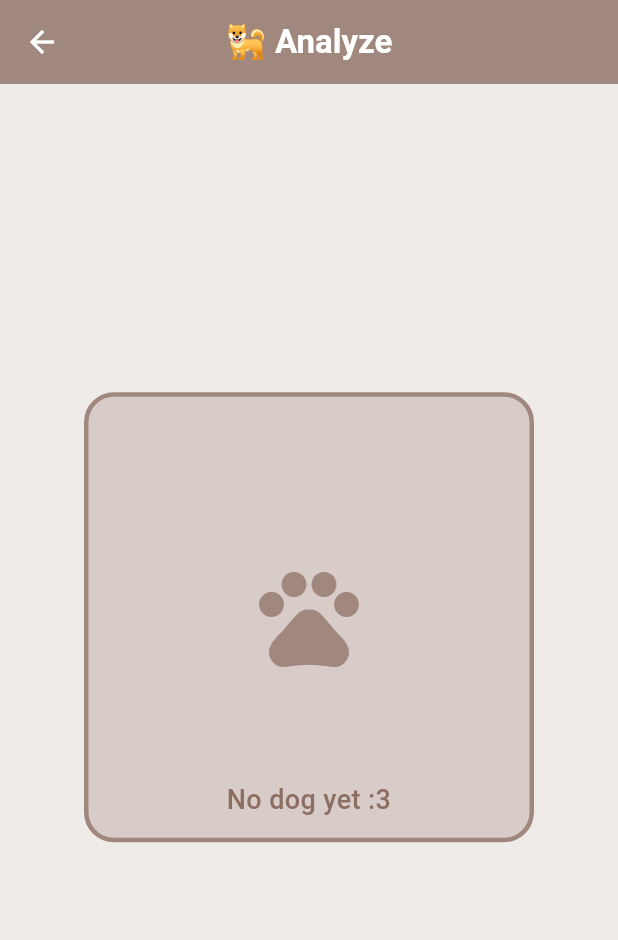
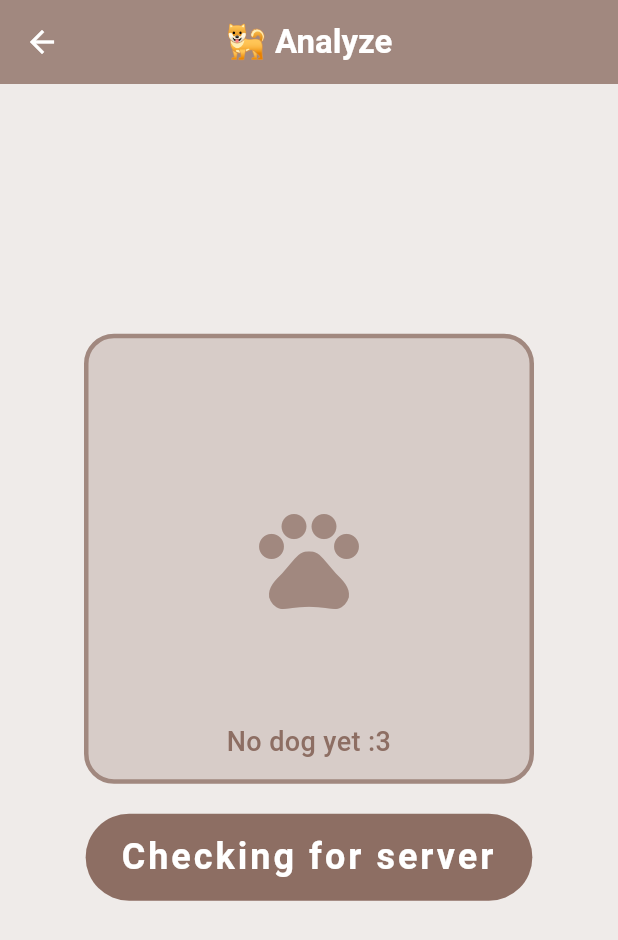
Before and after one commit to twig46/dogdex, a Flutter app: the DogUploadScreen screen opened directly, on a phone screen of 412 x 824 dp. Shown: the top 940 px of the screen. Run offline on Flutter 3.47's test engine with Material 3 defaults, Android fonts, the phone set to English and light mode, and no system bars; our stand-ins replace image_picker, shared_preferences; accounts and stored records are empty; network calls fail; project files that could hold a hidden picture were left out.

Commit message:
fixed checking for server text

```diff
--- a/lib/main.dart
+++ b/lib/main.dart
@@ -348,7 +348,7 @@ class _DogUploadScreenState extends State<DogUploadScreen> {
                 ),
               ],
               const SizedBox(height: 20),
-              if (!_checking && !_serverUp) ...[
+              if (!_serverUp) ...[
                 Container(
                   padding: const EdgeInsets.symmetric(
                     horizontal: 24,
@@ -359,7 +359,8 @@ class _DogUploadScreenState extends State<DogUploadScreen> {
                     borderRadius: BorderRadius.circular(30),
                   ),
                   child: Text(
-                    "Cannot reach server",
+                    _checking ? "Checking for server"
+                    : "Cannot reach server",
                     textAlign: TextAlign.center,
                     style: TextStyle(
                       fontSize: 24,
@@ -1262,6 +1263,7 @@ class _DogInfoScreenState extends State<DogInfoScreen> {
                                       //     ],
                                       //   ),
                                       // ),
+                                      if (data["life_span"] != null) ...[
                                         Container(
                                           decoration: BoxDecoration(
                                             color: Colors.brown.shade100,
@@ -1299,6 +1301,7 @@ class _DogInfoScreenState extends State<DogInfoScreen> {
                                             ],
                                           ),
                                         ),
+                                      ],
                                     ],
                                   ),
                                 ),
--- a/pubspec.yaml
+++ b/pubspec.yaml
@@ -16,7 +16,7 @@ publish_to: 'none' # Remove this line if you wish to publish to pub.dev
 # https://developer.apple.com/library/archive/documentation/General/Reference/InfoPlistKeyReference/Articles/CoreFoundationKeys.html
 # In Windows, build-name is used as the major, minor, and patch parts
 # of the product and file versions while build-number is used as the build suffix.
-version: 2.2.1+1
+version: 2.2.2+2
 
 environment:
   sdk: ^3.10.8
```
Also changed, not shown: 1 other file. Lines whose indentation alone changed are shown as unchanged.
